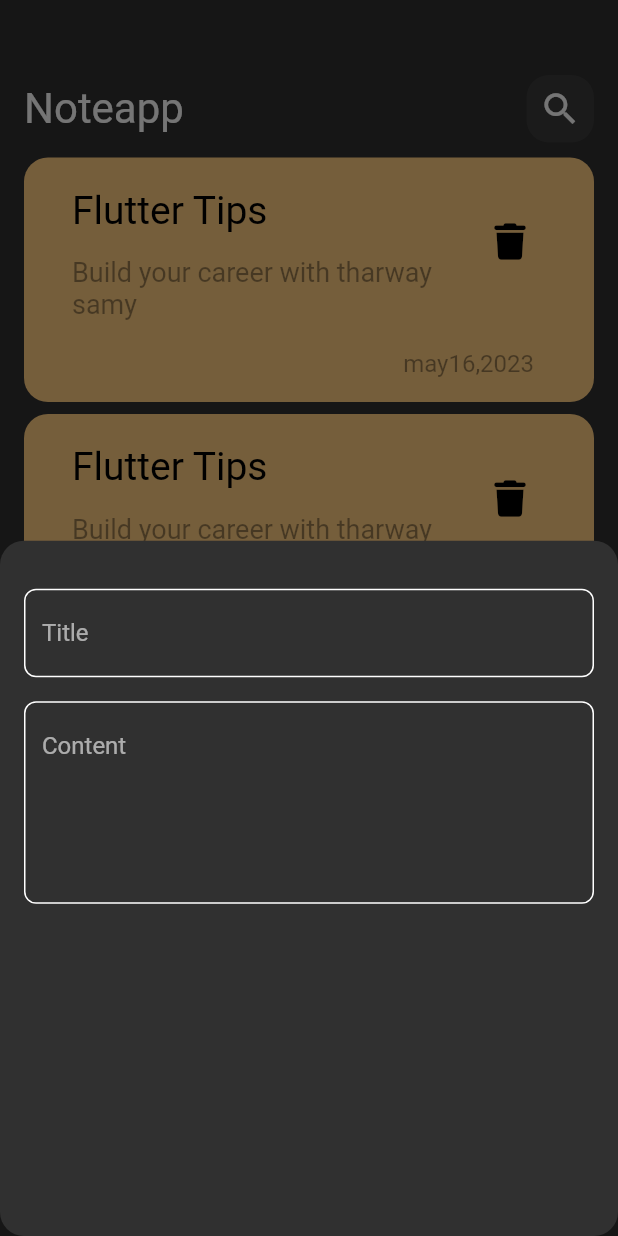
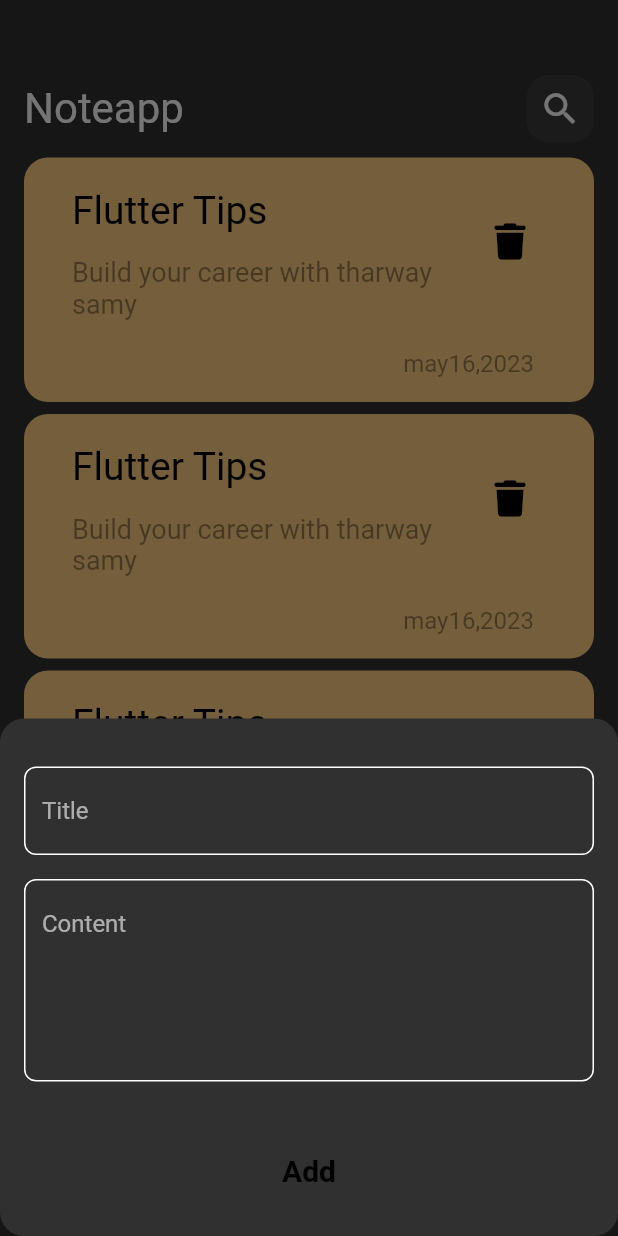
Before and after one commit to abdullahiheart/noteapp, a Flutter app: the screen it shows after launch, after a tap on the "add" icon, on a phone screen of 412 x 824 dp. Run offline on Flutter 3.47's test engine with Material 2 defaults, Android fonts, the phone set to English and light mode, and no system bars; our stand-ins replace font_awesome_flutter, google_fonts; Roboto replaces fonts that are missing (poppins).

Commit message:
finish note botton sheet

```diff
--- a/lib/views/widget/add_note_bottom_sheet.dart
+++ b/lib/views/widget/add_note_bottom_sheet.dart
@@ -1,5 +1,8 @@
 import 'package:flutter/material.dart';
+import 'package:noteapp/constants.dart';
 import 'package:noteapp/views/custom_text_field.dart';
+
+import 'custom_botton.dart';
 
 class AddNoteBottomSheet extends StatelessWidget {
   const AddNoteBottomSheet({super.key});
@@ -8,6 +11,7 @@ class AddNoteBottomSheet extends StatelessWidget {
   Widget build(BuildContext context) {
     return Padding(
       padding: const EdgeInsets.symmetric(horizontal: 16),
+      child: SingleChildScrollView(
         child: Column(
           children: const [
             SizedBox(
@@ -23,7 +27,17 @@ class AddNoteBottomSheet extends StatelessWidget {
               hint: 'Content',
               maxLines: 5,
             ),
+            SizedBox(
+              height: 32,
+            ),
+
+            // Spacer(),
+            CustomButton(),
+            SizedBox(
+              height: 16,
+            )
           ],
+        ),
       ),
     );
   }
--- /dev/null
+++ b/lib/views/widget/custom_botton.dart
@@ -0,0 +1,26 @@
+import 'package:flutter/material.dart';
+class CustomButton extends StatelessWidget {
+  const CustomButton({super.key});
+
+  get kPrimaryColor => null;
+
+  @override
+  Widget build(BuildContext context) {
+    return Container(
+      width: MediaQuery.of(context).size.width,
+      height: 55,
+      decoration: BoxDecoration(
+          color: kPrimaryColor, borderRadius: BorderRadius.circular(16)),
+      child: const Center(
+        child: Text(
+          'Add',
+          style: TextStyle(
+            color: Colors.black,
+            fontSize: 20,
+            fontWeight: FontWeight.bold,
+          ),
+        ),
+      ),
+    );
+  }
+}
```
Lines whose indentation alone changed are shown as unchanged.
